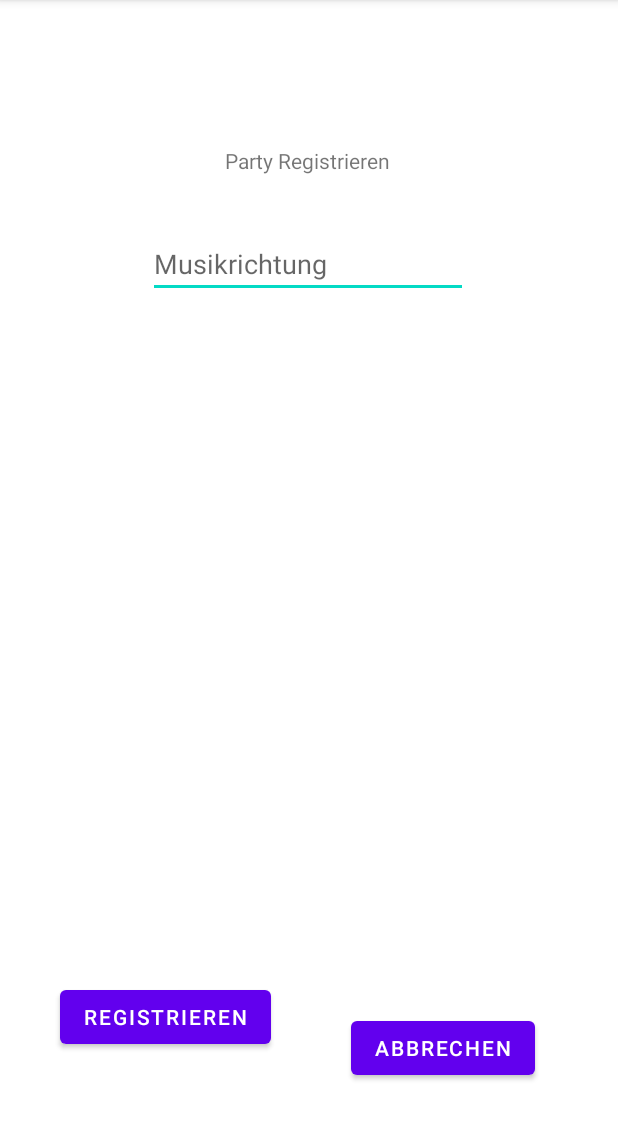
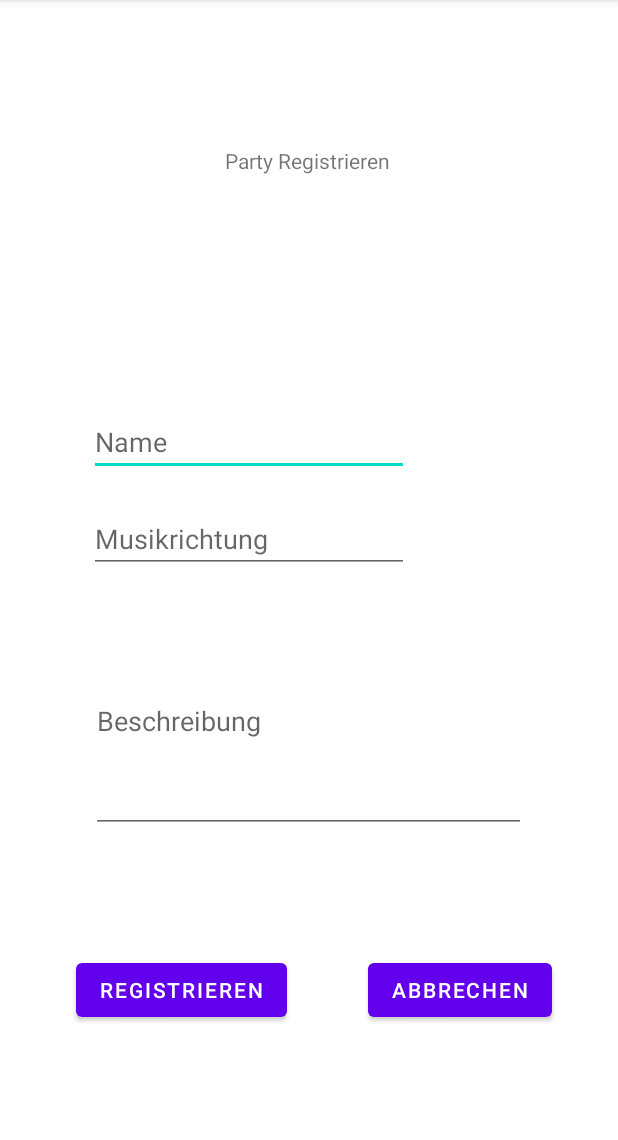
Before and after one commit to GetRektAgain/HowToParty, an Android app: the RegisterPartyActivity screen opened directly, with no data from a screen before it, on a phone screen of 412 x 824 dp, the part 84-1224 px from its top. Run offline under Robolectric (Android 15) with nearby library versions, the phone set to English and light mode, and no system bars.

```diff
--- a/app/build.gradle
+++ b/app/build.gradle
@@ -27,6 +27,7 @@ android {
     }
     buildFeatures {
         viewBinding true
+        dataBinding true
     }
     compileSdkVersion 31
     buildToolsVersion '31.0.0'
--- a/app/src/main/AndroidManifest.xml
+++ b/app/src/main/AndroidManifest.xml
@@ -7,9 +7,8 @@
          Google Maps Android API v2, but you must specify either coarse or fine
          location permissions for the "MyLocation" functionality.
     -->
-    <uses-permission
-        android:name="android.permission.ACCESS_FINE_LOCATION"
-        tools:ignore="CoarseFineLocation" />
+    <uses-permission android:name="android.permission.ACCESS_COARSE_LOCATION" />
+    <uses-permission android:name="android.permission.ACCESS_FINE_LOCATION"/>
 
     <application
         android:allowBackup="true"
--- a/app/src/main/java/com/example/howtoparty/DatabaseHelper.java
+++ b/app/src/main/java/com/example/howtoparty/DatabaseHelper.java
@@ -4,6 +4,7 @@ import android.annotation.SuppressLint;
 import android.content.ContentValues;
 import android.content.Context;
 import android.database.Cursor;
+import android.database.SQLException;
 import android.database.sqlite.SQLiteDatabase;
 import android.database.sqlite.SQLiteOpenHelper;
 
@@ -11,20 +12,18 @@ import androidx.annotation.Nullable;
 
 import com.google.android.gms.maps.model.LatLng;
 
-import java.sql.Array;
-
 public class DatabaseHelper extends SQLiteOpenHelper {
 
     public static final String DB_NAME = "howtoparty.db";
     public static final int DB_VERSION = 3;
 
     public static String TABLE_NAME;
-    public static final String COLUMN_ID = "id";
-    public static final String COLUMN_USERNAME = "username";
-    public static final String COLUMN_PASSWORD = "password";
-    public static final String COLUMN_VNAME = "vname";
-    public static final String COLUMN_NNAME = "nname";
-    public static final String COLUMN_EMAIL = "email";
+    public static final String COLUMN_ID = "ID";
+    public static final String COLUMN_USERNAME = "Username";
+    public static final String COLUMN_PASSWORD = "Password";
+    public static final String COLUMN_VNAME = "vName";
+    public static final String COLUMN_NNAME = "nName";
+    public static final String COLUMN_EMAIL = "Email";
     public static final String COLUMN_BDDATE = "bd_date";
     public static final String COLUMN_LAT = "latitude";
     public static final String COLUMN_LON = "longitude";
@@ -46,14 +45,16 @@ public class DatabaseHelper extends SQLiteOpenHelper {
 
     @Override
     public void onUpgrade(SQLiteDatabase db, int oldVersion, int newVersion) {
-        String[] executables = this.getDbExecuatable();
         String[] dropExecutables = this.getDbTableDropExecuatable();
+
         for (String dropExecutable: dropExecutables) {
-            db.execSQL(dropExecutable);
+            try{
+                db.execSQL(dropExecutable);
+            } catch (SQLException e) {
+                e.printStackTrace();
+            }
         }
-        for (String executable: executables ) {
-            db.execSQL(executable);
-        }
+        onCreate(db);
     }
 
     @SuppressLint("Recycle")
@@ -69,7 +70,16 @@ public class DatabaseHelper extends SQLiteOpenHelper {
             e.printStackTrace();
         }
 
-        return data.getCount() == 1;
+        boolean bReturn;
+        if (data != null) {
+            bReturn =  data.getCount() == 1;
+        }
+        else
+        {
+            bReturn = false;
+        }
+
+        return bReturn;
     }
 
     public void addUser (String username, String passwort, String vname, String nname, String email, String bddate) {
@@ -83,8 +93,8 @@ public class DatabaseHelper extends SQLiteOpenHelper {
         values.put(COLUMN_EMAIL, email);
         values.put(COLUMN_BDDATE, bddate);
 
-        long id = db.insert(TABLE_NAME, null, values);
-
+        db.insert(TABLE_NAME, null, values);
+        db.close();
     }
 
     public void addParty (LatLng position, String musikrichtung) {
@@ -139,7 +149,7 @@ public class DatabaseHelper extends SQLiteOpenHelper {
     }
 
     public String[] getDbTableDropExecuatable() {
-        String[] dropExecuatable = new String[1];
+        String[] dropExecuatable = new String[2];
         dropExecuatable[0] = "DROP TABLE users";
         dropExecuatable[1] = "DROP TABLE partys";
         return dropExecuatable;
--- a/app/src/main/res/layout/activity_maps.xml
+++ b/app/src/main/res/layout/activity_maps.xml
@@ -3,7 +3,7 @@
     xmlns:map="http://schemas.android.com/apk/res-auto"
     xmlns:tools="http://schemas.android.com/tools"
     android:id="@+id/map"
-    android:name="com.google.android.gms.maps.SupportMapFragment"
+    class="com.google.android.gms.maps.SupportMapFragment"
     android:layout_width="match_parent"
     android:layout_height="match_parent"
     tools:context=".MapsActivity" />
--- a/app/src/main/res/layout/activity_register_party.xml
+++ b/app/src/main/res/layout/activity_register_party.xml
@@ -4,7 +4,36 @@
     xmlns:tools="http://schemas.android.com/tools"
     android:layout_width="match_parent"
     android:layout_height="match_parent"
+    android:background="@color/material_on_primary_disabled"
     tools:context=".RegisterPartyActivity">
+
+    <EditText
+        android:id="@+id/Name"
+        android:layout_width="wrap_content"
+        android:layout_height="wrap_content"
+        android:ems="10"
+        android:hint="Name"
+        android:inputType="textPersonName"
+        app:layout_constraintBottom_toTopOf="@+id/textMusikrichtung"
+        app:layout_constraintEnd_toEndOf="parent"
+        app:layout_constraintHorizontal_bias="0.298"
+        app:layout_constraintStart_toStartOf="parent"
+        app:layout_constraintTop_toBottomOf="@+id/textView2"
+        app:layout_constraintVertical_bias="0.888" />
+
+    <EditText
+        android:id="@+id/TestBeschreibung"
+        android:layout_width="290dp"
+        android:layout_height="149dp"
+        android:ems="10"
+        android:hint="Beschreibung"
+        android:inputType="textMultiLine|text"
+        app:layout_constraintBottom_toBottomOf="parent"
+        app:layout_constraintEnd_toEndOf="parent"
+        app:layout_constraintHorizontal_bias="0.495"
+        app:layout_constraintStart_toStartOf="parent"
+        app:layout_constraintTop_toBottomOf="@+id/textView2"
+        app:layout_constraintVertical_bias="0.576" />
 
     <TextView
         android:id="@+id/textView2"
@@ -25,36 +54,31 @@
         android:ems="10"
         android:hint="Musikrichtung"
         android:inputType="textPersonName"
-        app:layout_constraintBottom_toBottomOf="parent"
+        app:layout_constraintBottom_toTopOf="@+id/TestBeschreibung"
         app:layout_constraintEnd_toEndOf="parent"
-        app:layout_constraintHorizontal_bias="0.497"
+        app:layout_constraintHorizontal_bias="0.298"
         app:layout_constraintStart_toStartOf="parent"
         app:layout_constraintTop_toBottomOf="@+id/textView2"
-        app:layout_constraintVertical_bias="0.06" />
+        app:layout_constraintVertical_bias="0.902" />
 
     <Button
         android:id="@+id/btnRegistrieren"
         android:layout_width="wrap_content"
         android:layout_height="wrap_content"
-        android:layout_marginTop="452dp"
+        android:layout_marginBottom="84dp"
         android:text="Registrieren"
         app:layout_constraintBottom_toBottomOf="parent"
-        app:layout_constraintEnd_toEndOf="parent"
-        app:layout_constraintHorizontal_bias="0.148"
-        app:layout_constraintStart_toStartOf="parent"
-        app:layout_constraintTop_toBottomOf="@+id/textMusikrichtung"
-        app:layout_constraintVertical_bias="0.05" />
+        app:layout_constraintEnd_toStartOf="@+id/btnAbbrechen"
+        app:layout_constraintHorizontal_bias="0.483"
+        app:layout_constraintStart_toStartOf="parent" />
 
     <Button
         android:id="@+id/btnAbbrechen"
         android:layout_width="wrap_content"
         android:layout_height="wrap_content"
-        android:layout_marginTop="345dp"
+        android:layout_marginEnd="44dp"
+        android:layout_marginBottom="84dp"
         android:text="Abbrechen"
         app:layout_constraintBottom_toBottomOf="parent"
-        app:layout_constraintEnd_toEndOf="parent"
-        app:layout_constraintHorizontal_bias="0.808"
-        app:layout_constraintStart_toStartOf="parent"
-        app:layout_constraintTop_toBottomOf="@+id/textMusikrichtung"
-        app:layout_constraintVertical_bias="0.741" />
+        app:layout_constraintEnd_toEndOf="parent" />
 </androidx.constraintlayout.widget.ConstraintLayout>
```
Also changed, not shown: app/src/main/java/com/example/howtoparty/LoginActivity.java (+18 -3 lines), app/src/main/java/com/example/howtoparty/MapsActivity.java (+81 -18 lines).
